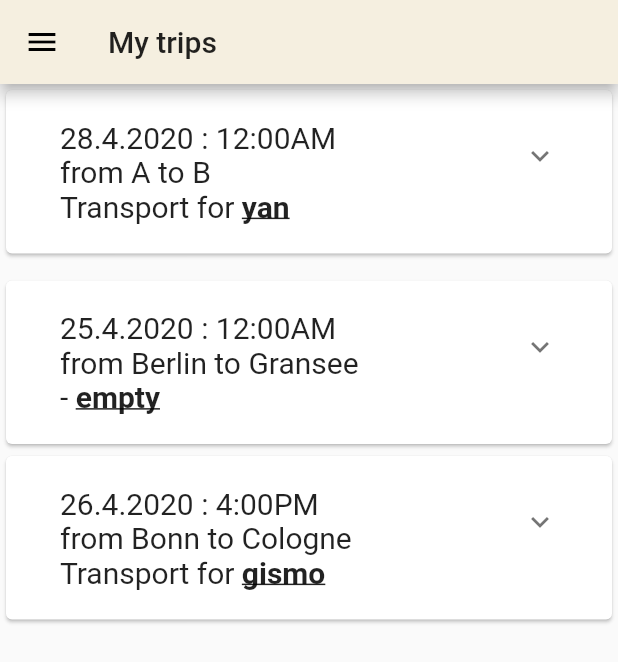
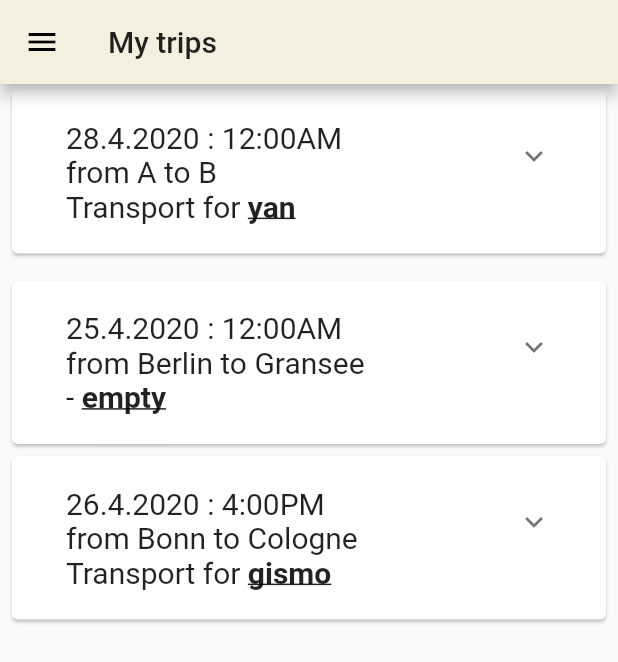
Before and after one commit to PDesire/CatInABox, a Flutter app: the MyTripsPage screen opened directly, on a phone screen of 412 x 824 dp. Shown: the top 662 px of the screen. Run offline on Flutter 3.47's test engine with Material 2 defaults, Android fonts, the phone set to English and light mode, and no system bars; drawn by our look-alikes of flutter_inner_drawer; our stand-ins replace flutter_vector_icons; missing offline and left inert: tetris_blocs.

Commit message:
More UI improvements

```diff
--- a/lib/pages/create_trip/create_trip_page.dart
+++ b/lib/pages/create_trip/create_trip_page.dart
@@ -136,7 +136,7 @@ class CreateTripPageState extends State<CreateTripPage> {
                               RaisedButton(
                                 color: Theme.of(context).accentColor,
                                 textColor: Colors.white,
-                                child: Text("Offer Trip"),
+                                child: Text("Offer trip"),
                                 onPressed: ()=>{
                                   _showContactDialog(context)
                                 },
--- a/lib/pages/my_trips/my_trips_page.dart
+++ b/lib/pages/my_trips/my_trips_page.dart
@@ -24,7 +24,9 @@ class _MyTripsPageState extends State<MyTripsPage> {
           ),
           title: Text("My trips"),
         ),
-        body: ListView(
+        body: Padding(
+          padding: EdgeInsets.symmetric(horizontal: 4.0),
+          child: ListView(
             shrinkWrap: true,
             children: <Widget>[
               Card(
@@ -298,6 +300,7 @@ class _MyTripsPageState extends State<MyTripsPage> {
             ],
           ),
         ),
+      ),
     );
   }
 
```
Also changed, not shown: lib/pages/profile_page/profile_page.dart (+6 -4 lines). Lines whose indentation alone changed are shown as unchanged.
